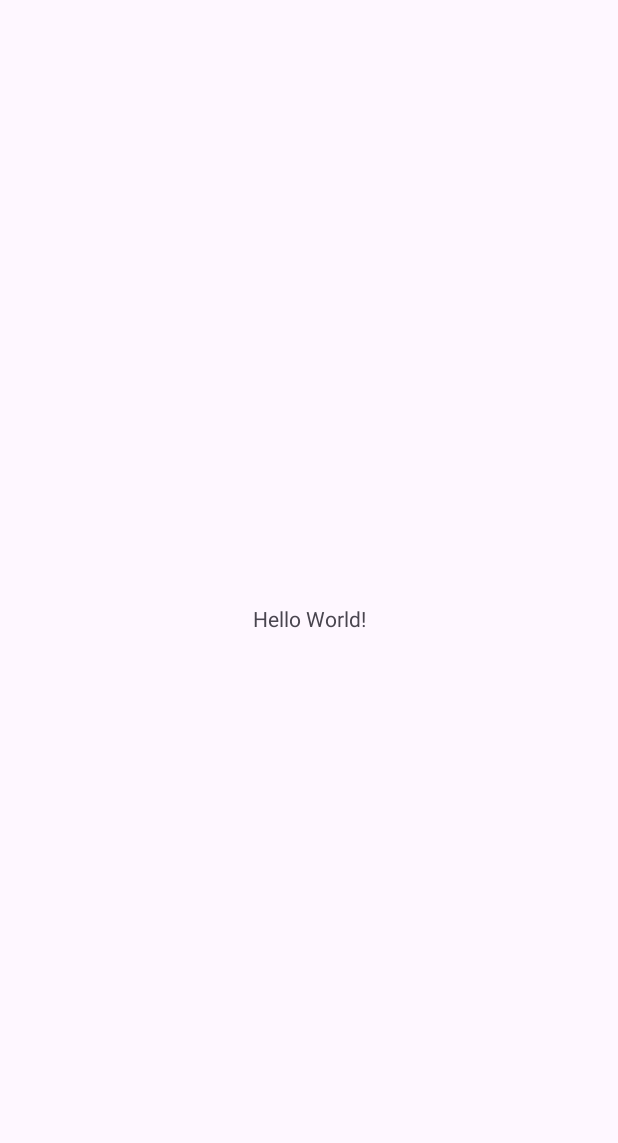
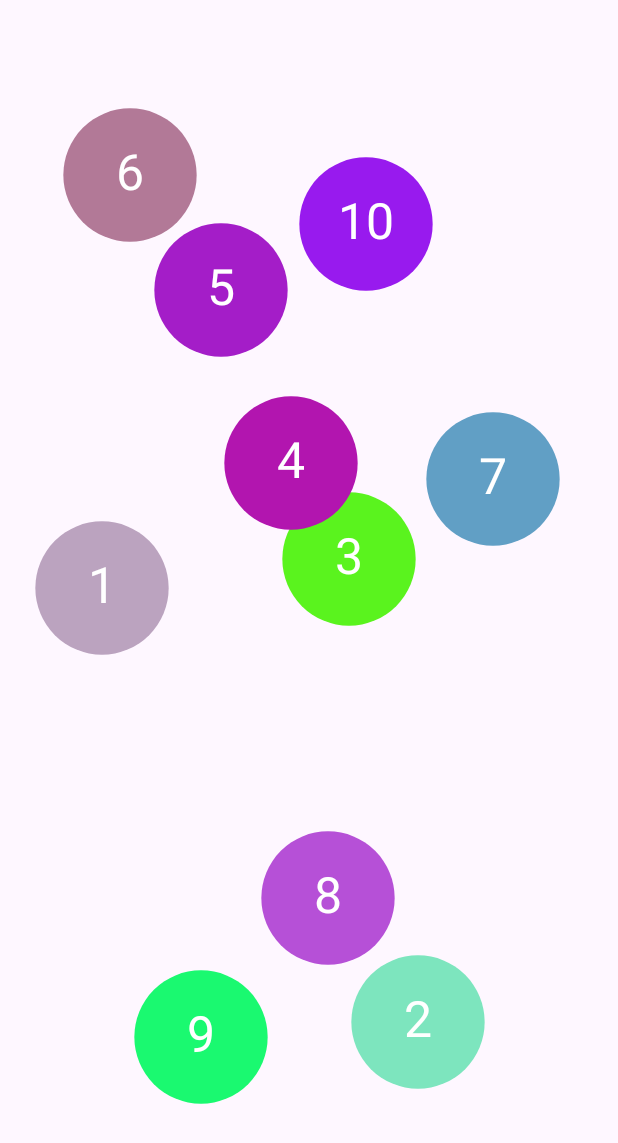
Before and after one commit to xqill275/YellowTeamGroupProject, an Android app: the screen it shows after launch (MainActivity), on a phone screen of 412 x 824 dp. Before the commit the part shown is almost empty. Shown: the top 1143 px of the screen. Run offline under Robolectric (Android 15) with nearby library versions, the phone set to English and light mode, and no system bars.

Commit message:
Think i finished create nodes

```diff
--- /dev/null
+++ b/phoneClient/app/src/main/java/com/example/phoneclient/GameController.java
@@ -0,0 +1,6 @@
+package com.example.phoneclient;
+
+public class GameController {
+    public GameController() {
+    }
+}
--- a/phoneClient/app/src/main/java/com/example/phoneclient/MainActivity.java
+++ b/phoneClient/app/src/main/java/com/example/phoneclient/MainActivity.java
@@ -1,24 +1,60 @@
 package com.example.phoneclient;
 
+import android.graphics.Color;
 import android.os.Bundle;
+import android.view.ViewGroup;
+import android.widget.FrameLayout;
 
-import androidx.activity.EdgeToEdge;
 import androidx.appcompat.app.AppCompatActivity;
-import androidx.core.graphics.Insets;
-import androidx.core.view.ViewCompat;
-import androidx.core.view.WindowInsetsCompat;
+
+import java.util.Random;
 
 public class MainActivity extends AppCompatActivity {
+
+    private static final int NUM_NODES = 10; // Number of nodes to create
 
     @Override
     protected void onCreate(Bundle savedInstanceState) {
         super.onCreate(savedInstanceState);
-        EdgeToEdge.enable(this);
-        setContentView(R.layout.activity_main);
-        ViewCompat.setOnApplyWindowInsetsListener(findViewById(R.id.main), (v, insets) -> {
-            Insets systemBars = insets.getInsets(WindowInsetsCompat.Type.systemBars());
-            v.setPadding(systemBars.left, systemBars.top, systemBars.right, systemBars.bottom);
-            return insets;
-        });
+
+        // Create a root FrameLayout to position the NodeViews
+        FrameLayout rootLayout = new FrameLayout(this);
+        rootLayout.setLayoutParams(new FrameLayout.LayoutParams(
+                ViewGroup.LayoutParams.MATCH_PARENT,
+                ViewGroup.LayoutParams.MATCH_PARENT
+        ));
+        setContentView(rootLayout);
+
+        Random random = new Random();
+
+        for (int i = 0; i < NUM_NODES; i++) {
+            // Create a new NodeView
+            NodeView nodeView = new NodeView(this);
+
+            // Generate random node number and colour
+            int nodeNum = i + 1; // Unique node number
+            int circleColor = Color.rgb(
+                    random.nextInt(256),
+                    random.nextInt(256),
+                    random.nextInt(256)
+            ); // Random RGB colour
+
+            // Set the data for the NodeView
+            nodeView.setNodeData(nodeNum, circleColor);
+
+            // Generate random positions
+            int size = 200; // Width and height of the circle (in pixels)
+            int xPos = random.nextInt(getResources().getDisplayMetrics().widthPixels - size);
+            int yPos = random.nextInt(getResources().getDisplayMetrics().heightPixels - size);
+
+            // Set layout parameters for positioning
+            FrameLayout.LayoutParams params = new FrameLayout.LayoutParams(size, size);
+            params.leftMargin = xPos;
+            params.topMargin = yPos;
+            nodeView.setLayoutParams(params);
+
+            // Add the NodeView to the root layout
+            rootLayout.addView(nodeView);
+        }
     }
 }
--- /dev/null
+++ b/phoneClient/app/src/main/java/com/example/phoneclient/NodeView.java
@@ -0,0 +1,70 @@
+package com.example.phoneclient;
+
+import android.content.Context;
+import android.graphics.Canvas;
+import android.graphics.Paint;
+import android.util.AttributeSet;
+import android.view.View;
+
+// This class represents a custom view for displaying a Node as a circle with its number in the centre.
+public class NodeView extends View {
+
+    // The unique number assigned to the node
+    private int nodeNum;
+
+    // Paint object for drawing the circle
+    private Paint circlePaint;
+
+    // Constructor for programmatic use (when the view is created directly in code)
+    public NodeView(Context context) {
+        super(context);
+        init(); // Initialises the Paint object
+    }
+
+    // Constructor for inflating the view from XML
+    public NodeView(Context context, AttributeSet attrs) {
+        super(context, attrs);
+        init(); // Initialises the Paint object
+    }
+
+    // Constructor with additional style attributes
+    public NodeView(Context context, AttributeSet attrs, int defStyleAttr) {
+        super(context, attrs, defStyleAttr);
+        init(); // Initialises the Paint object
+    }
+
+    // Initialises the Paint object used to draw the circle
+    private void init() {
+        circlePaint = new Paint();
+        circlePaint.setColor(0xFF2196F3); // Default blue colour
+        circlePaint.setStyle(Paint.Style.FILL); // Fill the circle
+    }
+
+    // Sets the node data (node number and colour) and requests a redraw
+    public void setNodeData(int nodeNum, int colour) {
+        this.nodeNum = nodeNum; // Assign the node number
+        circlePaint.setColor(colour); // Update the circle's colour
+        invalidate(); // Request the view to be redrawn
+    }
+
+    // Called when the view needs to be drawn on the screen
+    @Override
+    protected void onDraw(Canvas canvas) {
+        super.onDraw(canvas);
+
+        // Calculate the circle's radius and centre
+        float radius = Math.min(getWidth(), getHeight()) / 3f; // Radius is one-third of the smaller dimension
+        float centreX = getWidth() / 2f; // Centre X-coordinate
+        float centreY = getHeight() / 2f; // Centre Y-coordinate
+
+        // Draw the circle
+        canvas.drawCircle(centreX, centreY, radius, circlePaint);
+
+        // Draw the node number as text in the centre of the circle
+        Paint textPaint = new Paint();
+        textPaint.setColor(0xFFFFFFFF); // White colour for the text
+        textPaint.setTextSize(50); // Font size
+        textPaint.setTextAlign(Paint.Align.CENTER); // Align text to the centre
+        canvas.drawText(String.valueOf(nodeNum), centreX, centreY + 15, textPaint); // Draw the number
+    }
+}
--- a/phoneClient/app/src/main/res/layout/activity_main.xml
+++ b/phoneClient/app/src/main/res/layout/activity_main.xml
@@ -5,15 +5,4 @@
     android:id="@+id/main"
     android:layout_width="match_parent"
     android:layout_height="match_parent"
-    tools:context=".MainActivity">
-
-    <TextView
-        android:layout_width="wrap_content"
-        android:layout_height="wrap_content"
-        android:text="Hello World!"
-        app:layout_constraintBottom_toBottomOf="parent"
-        app:layout_constraintEnd_toEndOf="parent"
-        app:layout_constraintStart_toStartOf="parent"
-        app:layout_constraintTop_toTopOf="parent" />
-
-</androidx.constraintlayout.widget.ConstraintLayout>
+    tools:context=".MainActivity"/>
```
Also changed, not shown: phoneClient/app/src/main/java/com/example/phoneclient/Node.java (added, +64 -0 lines).
